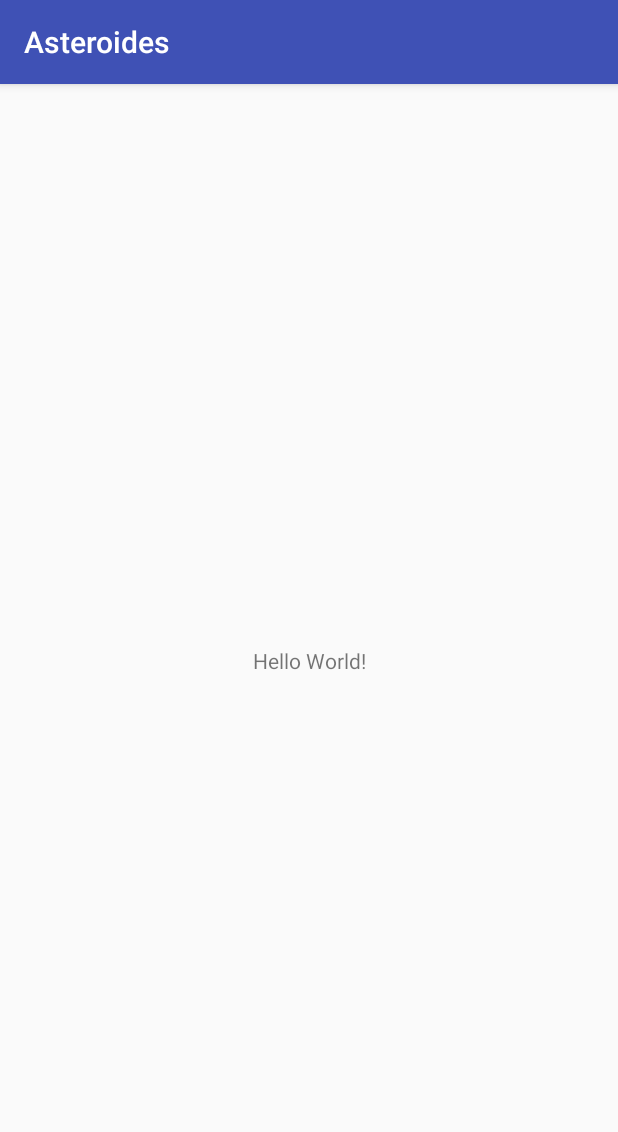
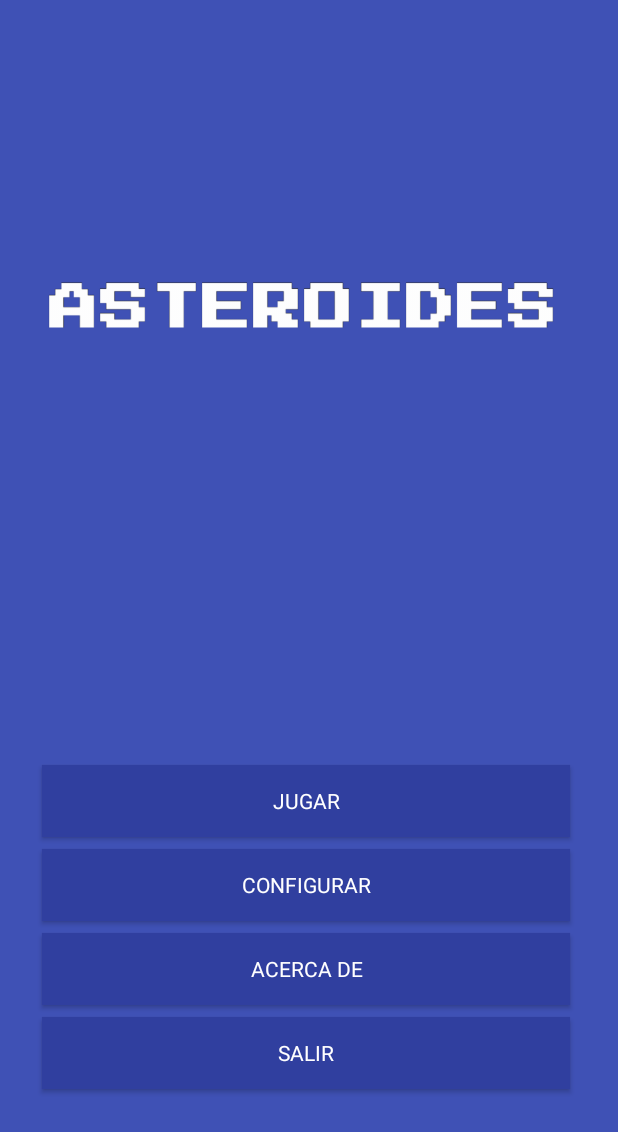
Before and after one commit to NIMP3/Asteroides, an Android app: the screen it shows after launch (MenuActivity), on a phone screen of 412 x 824 dp. Shown: the top 1132 px of the screen. Run offline under Robolectric (Android 15) with nearby library versions, the phone set to English and light mode, and no system bars.

Commit message:
Creado el Menu del Juego

```diff
--- a/app/src/main/res/layout/activity_menu.xml
+++ b/app/src/main/res/layout/activity_menu.xml
@@ -1,19 +1,113 @@
 <?xml version="1.0" encoding="utf-8"?>
-<android.support.constraint.ConstraintLayout
-    xmlns:android="http://schemas.android.com/apk/res/android"
+<android.support.constraint.ConstraintLayout xmlns:android="http://schemas.android.com/apk/res/android"
+    xmlns:app="http://schemas.android.com/apk/res-auto"
     xmlns:tools="http://schemas.android.com/tools"
-    xmlns:app="http://schemas.android.com/apk/res-auto"
     android:layout_width="match_parent"
     android:layout_height="match_parent"
+    android:background="@color/colorPrimary"
     tools:context=".MenuActivity">
 
-    <TextView
+    <ImageView
+        android:id="@+id/imageView"
+        android:layout_width="0dp"
+        android:layout_height="wrap_content"
+        android:layout_marginBottom="8dp"
+        android:layout_marginTop="8dp"
+        app:layout_constraintBottom_toTopOf="@+id/guideline"
+        app:layout_constraintEnd_toStartOf="@+id/guideline3"
+        app:layout_constraintStart_toStartOf="@+id/guideline4"
+        app:layout_constraintTop_toTopOf="parent"
+        app:srcCompat="@drawable/asteroides" />
+
+    <android.support.constraint.Guideline
+        android:id="@+id/guideline"
         android:layout_width="wrap_content"
         android:layout_height="wrap_content"
-        android:text="Hello World!"
+        android:orientation="horizontal"
+        app:layout_constraintGuide_percent="0.5" />
+
+    <Button
+        android:id="@+id/btn_play"
+        style="@style/RaisedButtonDark"
+        android:layout_width="0dp"
+        android:layout_height="wrap_content"
+        android:layout_marginEnd="8dp"
+        android:layout_marginLeft="8dp"
+        android:layout_marginRight="8dp"
+        android:layout_marginStart="8dp"
+        android:layout_marginTop="8dp"
+        android:text="@string/text_button_play"
+        app:layout_constraintBottom_toTopOf="@+id/btn_setup"
+        app:layout_constraintEnd_toStartOf="@+id/guideline3"
+        app:layout_constraintHorizontal_bias="0.5"
+        app:layout_constraintStart_toStartOf="@+id/guideline4"
+        app:layout_constraintTop_toTopOf="@+id/guideline"
+        app:layout_constraintVertical_chainStyle="packed" />
+
+    <Button
+        android:id="@+id/btn_setup"
+        style="@style/RaisedButtonDark"
+        android:layout_width="0dp"
+        android:layout_height="wrap_content"
+        android:layout_marginEnd="8dp"
+        android:layout_marginLeft="8dp"
+        android:layout_marginRight="8dp"
+        android:layout_marginStart="8dp"
+        android:layout_marginTop="8dp"
+        android:text="@string/text_button_setup"
+        app:layout_constraintBottom_toTopOf="@+id/btn_about"
+        app:layout_constraintEnd_toStartOf="@+id/guideline3"
+        app:layout_constraintHorizontal_bias="0.5"
+        app:layout_constraintStart_toStartOf="@+id/guideline4"
+        app:layout_constraintTop_toBottomOf="@+id/btn_play" />
+
+    <android.support.constraint.Guideline
+        android:id="@+id/guideline3"
+        android:layout_width="wrap_content"
+        android:layout_height="wrap_content"
+        android:orientation="vertical"
+        app:layout_constraintGuide_end="24dp" />
+
+    <android.support.constraint.Guideline
+        android:id="@+id/guideline4"
+        android:layout_width="wrap_content"
+        android:layout_height="wrap_content"
+        android:orientation="vertical"
+        app:layout_constraintGuide_begin="20dp" />
+
+    <Button
+        android:id="@+id/btn_about"
+        style="@style/RaisedButtonDark"
+        android:layout_width="0dp"
+        android:layout_height="wrap_content"
+        android:layout_marginEnd="8dp"
+        android:layout_marginLeft="8dp"
+        android:layout_marginRight="8dp"
+        android:layout_marginStart="8dp"
+        android:layout_marginTop="8dp"
+        android:text="@string/text_button_about"
+        app:layout_constraintBottom_toTopOf="@+id/btn_exit"
+        app:layout_constraintEnd_toStartOf="@+id/guideline3"
+        app:layout_constraintHorizontal_bias="0.5"
+        app:layout_constraintStart_toStartOf="@+id/guideline4"
+        app:layout_constraintTop_toBottomOf="@+id/btn_setup" />
+
+    <Button
+        android:id="@+id/btn_exit"
+        style="@style/RaisedButtonDark"
+        android:layout_width="0dp"
+        android:layout_height="wrap_content"
+        android:layout_marginBottom="8dp"
+        android:layout_marginEnd="8dp"
+        android:layout_marginLeft="8dp"
+        android:layout_marginRight="8dp"
+        android:layout_marginStart="8dp"
+        android:layout_marginTop="8dp"
+        android:text="@string/text_button_exit"
         app:layout_constraintBottom_toBottomOf="parent"
-        app:layout_constraintLeft_toLeftOf="parent"
-        app:layout_constraintRight_toRightOf="parent"
-        app:layout_constraintTop_toTopOf="parent" />
+        app:layout_constraintEnd_toStartOf="@+id/guideline3"
+        app:layout_constraintHorizontal_bias="0.5"
+        app:layout_constraintStart_toStartOf="@+id/guideline4"
+        app:layout_constraintTop_toBottomOf="@+id/btn_about" />
 
 </android.support.constraint.ConstraintLayout>
--- a/app/src/main/res/values/colors.xml
+++ b/app/src/main/res/values/colors.xml
@@ -1,6 +1,6 @@
 <?xml version="1.0" encoding="utf-8"?>
 <resources>
-    <color name="colorPrimary">#3F51B5</color>
+    <color name="colorPrimary">#3f51b5</color>
     <color name="colorPrimaryDark">#303F9F</color>
     <color name="colorAccent">#FF4081</color>
 </resources>
--- a/app/src/main/res/values/strings.xml
+++ b/app/src/main/res/values/strings.xml
@@ -1,3 +1,7 @@
 <resources>
     <string name="app_name">Asteroides</string>
+    <string name="text_button_play">JUGAR</string>
+    <string name="text_button_setup">CONFIGURAR</string>
+    <string name="text_button_about">ACERCA DE</string>
+    <string name="text_button_exit">SALIR</string>
 </resources>
--- a/app/src/main/res/values/styles.xml
+++ b/app/src/main/res/values/styles.xml
@@ -1,11 +1,17 @@
 <resources>
 
     <!-- Base application theme. -->
-    <style name="AppTheme" parent="Theme.AppCompat.Light.DarkActionBar">
+    <style name="AppTheme" parent="Theme.AppCompat.Light.NoActionBar">
         <!-- Customize your theme here. -->
         <item name="colorPrimary">@color/colorPrimary</item>
         <item name="colorPrimaryDark">@color/colorPrimaryDark</item>
         <item name="colorAccent">@color/colorAccent</item>
     </style>
 
+    <style name="RaisedButtonDark" parent="Theme.AppCompat.Light.NoActionBar">
+        <item name="android:background">@color/colorPrimaryDark</item>
+        <item name="colorControlHighlight">@color/colorPrimary</item>
+        <item name="android:textColor">@android:color/white</item>
+    </style>
+
 </resources>
```
Also changed, not shown: app/src/main/res/drawable-hdpi/asteroides.png (added), app/src/main/res/drawable-mdpi/asteroides.png (added), app/src/main/res/drawable-xhdpi/asteroides.png (added), app/src/main/res/drawable-xxhdpi/asteroides.png (added), app/src/main/res/drawable-xxxhdpi/asteroides.png (added).
